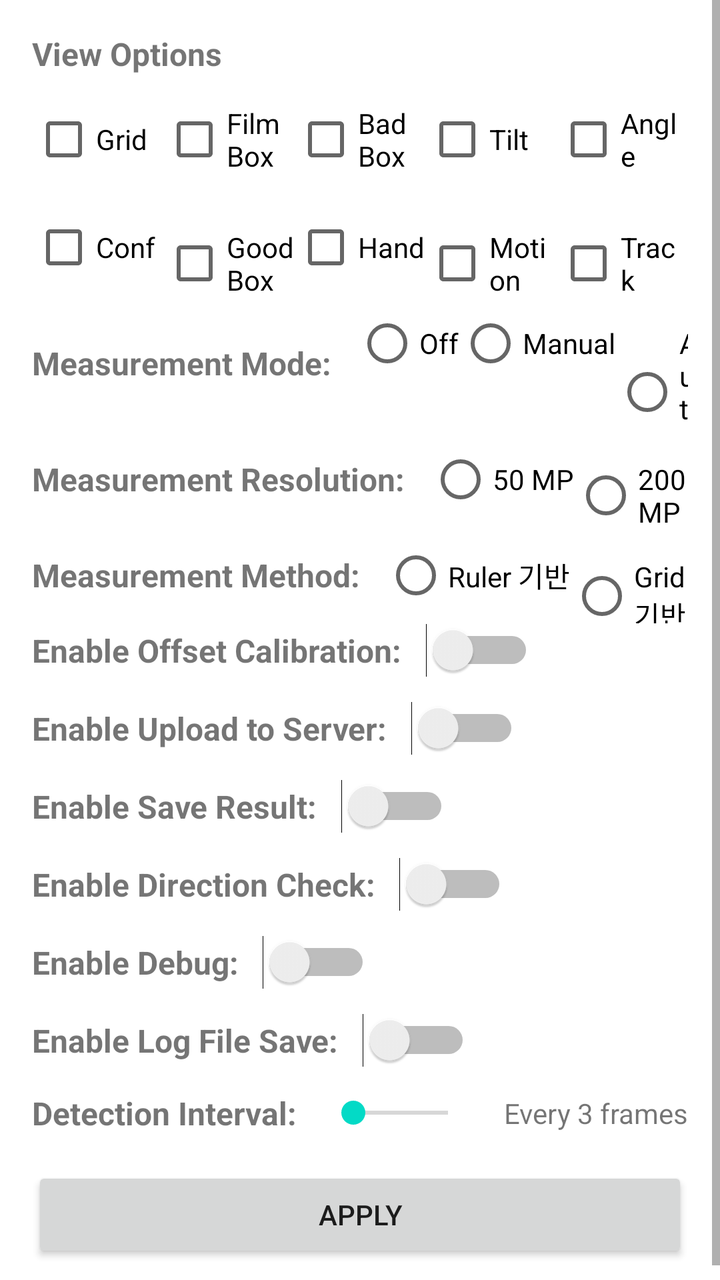
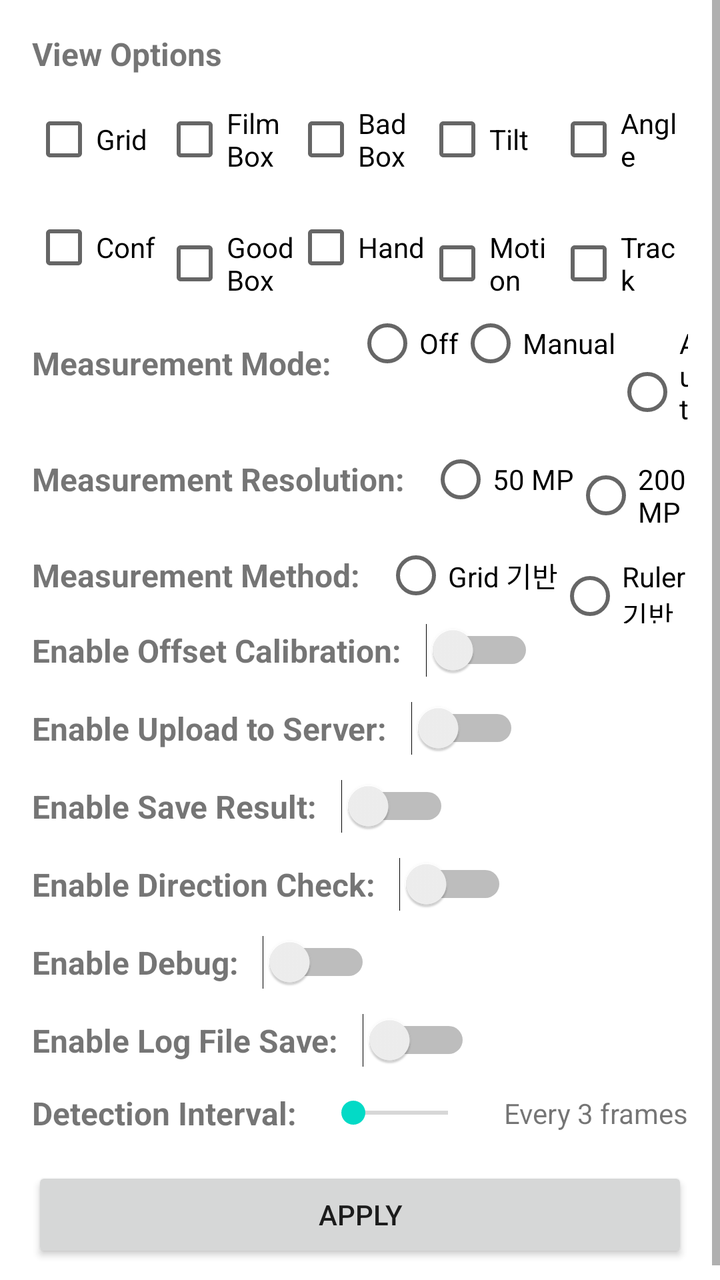

An Android layout rendered at two revisions. The XML below is the earlier revision; the diff shows what the commit changed to produce the second picture.
<!-- AndroidManifest.xml: activity theme Theme.AIRuler.Settings -->
<!-- res/layout/activity_settings.xml -->
<ScrollView xmlns:android="http://schemas.android.com/apk/res/android"
    android:layout_width="match_parent"
    android:layout_height="match_parent">

    <LinearLayout
        android:layout_width="match_parent"
        android:layout_height="wrap_content"
        android:orientation="vertical"
        android:padding="16dp">

        
        <TextView
            android:layout_width="match_parent"
            android:layout_height="wrap_content"
            android:paddingBottom="8dp"
            android:text="View Options"
            android:textSize="16sp"
            android:textStyle="bold" />

        
        <LinearLayout
            android:layout_width="match_parent"
            android:layout_height="wrap_content"
            android:orientation="horizontal"
            android:gravity="center_vertical">

            <CheckBox
                android:id="@+id/chkGrid"
                android:layout_width="0dp"
                android:layout_height="wrap_content"
                android:layout_weight="1"
                android:text="Grid" />

            <CheckBox
                android:id="@+id/chkFilmBox"
                android:layout_width="0dp"
                android:layout_height="wrap_content"
                android:layout_weight="1"
                android:text="Film Box" />

            <CheckBox
                android:id="@+id/chkBadBox"
                android:layout_width="0dp"
                android:layout_height="wrap_content"
                android:layout_weight="1"
                android:text="Bad Box" />

            <CheckBox
                android:id="@+id/chkTilt"
                android:layout_width="0dp"
                android:layout_height="wrap_content"
                android:layout_weight="1"
                android:text="Tilt" />

            <CheckBox
                android:id="@+id/chkAngle"
                android:layout_width="0dp"
                android:layout_height="wrap_content"
                android:layout_weight="1"
                android:text="Angle" />
        </LinearLayout>

        
        <LinearLayout
            android:layout_width="match_parent"
            android:layout_height="wrap_content"
            android:orientation="horizontal"
            android:layout_marginTop="6dp">

            <CheckBox
                android:id="@+id/chkConf"
                android:layout_width="0dp"
                android:layout_height="wrap_content"
                android:layout_weight="1"
                android:text="Conf" />

            <CheckBox
                android:id="@+id/chkGoodBox"
                android:layout_width="0dp"
                android:layout_height="wrap_content"
                android:layout_weight="1"
                android:text="Good Box" />

            <CheckBox
                android:id="@+id/chkHand"
                android:layout_width="0dp"
                android:layout_height="wrap_content"
                android:layout_weight="1"
                android:text="Hand" />

            <CheckBox
                android:id="@+id/chkMotion"
                android:layout_width="0dp"
                android:layout_height="wrap_content"
                android:layout_weight="1"
                android:text="Motion" />

            <CheckBox
                android:id="@+id/chkTrack"
                android:layout_width="0dp"
                android:layout_height="wrap_content"
                android:layout_weight="1"
                android:text="Track" />
        </LinearLayout>

        
        <LinearLayout
            android:layout_width="match_parent"
            android:layout_height="wrap_content"
            android:orientation="horizontal"
            android:gravity="center_vertical">

            <TextView
                android:layout_width="wrap_content"
                android:layout_height="wrap_content"
                android:layout_marginEnd="12dp"
                android:text="Measurement Mode:"
                android:textSize="16sp"
                android:textStyle="bold" />

            <RadioGroup
                android:id="@+id/rgMeasureMode"
                android:layout_width="wrap_content"
                android:layout_height="wrap_content"
                android:orientation="horizontal">

                <RadioButton
                    android:id="@+id/rbMeasureOff"
                    android:layout_width="wrap_content"
                    android:layout_height="wrap_content"
                    android:text="Off" />

                <RadioButton
                    android:id="@+id/rbMeasureManual"
                    android:layout_width="wrap_content"
                    android:layout_height="wrap_content"
                    android:text="Manual" />

                <RadioButton
                    android:id="@+id/rbMeasureAuto"
                    android:layout_width="wrap_content"
                    android:layout_height="wrap_content"
                    android:text="Auto" />
            </RadioGroup>
        </LinearLayout>

        
        <LinearLayout
        android:id="@+id/layoutCaptureMpRow"
            android:layout_width="match_parent"
            android:layout_height="wrap_content"
            android:orientation="horizontal"
            android:gravity="center_vertical">
            <TextView
                android:layout_width="wrap_content"
                android:layout_height="wrap_content"
                android:layout_marginEnd="12dp"
                android:text="Measurement Resolution:"
                android:textSize="16sp"
                android:textStyle="bold" />

            <RadioGroup
                android:id="@+id/rgCaptureMp"
                android:layout_width="wrap_content"
                android:layout_height="wrap_content"
                android:orientation="horizontal">

                <RadioButton
                    android:id="@+id/rbCapture50"
                    android:layout_width="wrap_content"
                    android:layout_height="wrap_content"
                    android:text="50 MP" />

                <RadioButton
                    android:id="@+id/rbCapture200"
                    android:layout_width="wrap_content"
                    android:layout_height="wrap_content"
                    android:text="200 MP" />
            </RadioGroup>
        </LinearLayout>

        
        <LinearLayout
            android:layout_width="match_parent"
            android:layout_height="wrap_content"
            android:orientation="horizontal"
            android:gravity="center_vertical">

            <TextView
                android:layout_width="wrap_content"
                android:layout_height="wrap_content"
                android:layout_marginEnd="12dp"
                android:text="Measurement Method:"
                android:textSize="16sp"
                android:textStyle="bold" />

            <RadioGroup
                android:id="@+id/rgMeasureMethod"
                android:layout_width="wrap_content"
                android:layout_height="wrap_content"
                android:orientation="horizontal">

                <RadioButton
                    android:id="@+id/rbMethodRuler"
                    android:layout_width="wrap_content"
                    android:layout_height="wrap_content"
                    android:text="Ruler 기반" />

                <RadioButton
                    android:id="@+id/rbMethodGrid"
                    android:layout_width="wrap_content"
                    android:layout_height="wrap_content"
                    android:text="Grid 기반" />
            </RadioGroup>
        </LinearLayout>

        
        <LinearLayout
            android:layout_width="match_parent"
            android:layout_height="wrap_content"
            android:orientation="horizontal"
            android:gravity="center_vertical"
            android:visibility="gone">

            <TextView
                android:layout_width="wrap_content"
                android:layout_height="wrap_content"
                android:layout_marginEnd="12dp"
                android:text="Tilt Detection Mode:"
                android:textSize="16sp"
                android:textStyle="bold" />

            <RadioGroup
                android:id="@+id/rgTiltMode"
                android:layout_width="wrap_content"
                android:layout_height="wrap_content"
                android:orientation="horizontal">

                <RadioButton
                    android:id="@+id/radioTiltNone"
                    android:layout_width="wrap_content"
                    android:layout_height="wrap_content"
                    android:text="None" />

                <RadioButton
                    android:id="@+id/radioTiltHough"
                    android:layout_width="wrap_content"
                    android:layout_height="wrap_content"
                    android:text="Hough" />
            </RadioGroup>
        </LinearLayout>

        
        <LinearLayout
            android:layout_width="match_parent"
            android:layout_height="wrap_content"
            android:orientation="horizontal"
            android:gravity="center_vertical">

            <TextView
                android:layout_width="wrap_content"
                android:layout_height="wrap_content"
                android:layout_marginEnd="12dp"
                android:text="Enable Offset Calibration:"
                android:textSize="16sp"
                android:textStyle="bold" />

            <Switch
                android:id="@+id/switchOffsetCalibration"
                android:layout_width="wrap_content"
                android:layout_height="wrap_content"
                android:text="" />
        </LinearLayout>

        
        <LinearLayout
            android:layout_width="match_parent"
            android:layout_height="wrap_content"
            android:layout_marginTop="12dp"
            android:orientation="horizontal"
            android:gravity="center_vertical">

            <TextView
                android:layout_width="wrap_content"
                android:layout_height="wrap_content"
                android:layout_marginEnd="12dp"
                android:text="Enable Upload to Server:"
                android:textSize="16sp"
                android:textStyle="bold" />

            <Switch
                android:id="@+id/switchUploadToServer"
                android:layout_width="wrap_content"
                android:layout_height="wrap_content"
                android:text="" />
        </LinearLayout>

        
        <LinearLayout
            android:layout_width="match_parent"
            android:layout_height="wrap_content"
            android:layout_marginTop="12dp"
            android:orientation="horizontal"
            android:gravity="center_vertical">

            <TextView
                android:layout_width="wrap_content"
                android:layout_height="wrap_content"
                android:layout_marginEnd="12dp"
                android:text="Enable Save Result:"
                android:textSize="16sp"
                android:textStyle="bold" />

            <Switch
                android:id="@+id/switchSaveResult"
                android:layout_width="wrap_content"
                android:layout_height="wrap_content"
                android:text="" />
        </LinearLayout>

        
        <LinearLayout
            android:layout_width="match_parent"
            android:layout_height="wrap_content"
            android:layout_marginTop="12dp"
            android:orientation="horizontal"
            android:gravity="center_vertical">

            <TextView
                android:layout_width="wrap_content"
                android:layout_height="wrap_content"
                android:layout_marginEnd="12dp"
                android:text="Enable Direction Check:"
                android:textSize="16sp"
                android:textStyle="bold" />

            <Switch
                android:id="@+id/switchDirectionCheck"
                android:layout_width="wrap_content"
                android:layout_height="wrap_content"
                android:text="" />
        </LinearLayout>

        
        <LinearLayout
            android:layout_width="match_parent"
            android:layout_height="wrap_content"
            android:layout_marginTop="12dp"
            android:orientation="horizontal"
            android:gravity="center_vertical">

            <TextView
                android:layout_width="wrap_content"
                android:layout_height="wrap_content"
                android:layout_marginEnd="12dp"
                android:text="Enable Debug:"
                android:textSize="16sp"
                android:textStyle="bold" />

            <Switch
                android:id="@+id/switchDebug"
                android:layout_width="wrap_content"
                android:layout_height="wrap_content"
                android:text="" />
        </LinearLayout>

        
        <LinearLayout
            android:layout_width="match_parent"
            android:layout_height="wrap_content"
            android:layout_marginTop="12dp"
            android:orientation="horizontal"
            android:gravity="center_vertical">

            <TextView
                android:layout_width="wrap_content"
                android:layout_height="wrap_content"
                android:layout_marginEnd="12dp"
                android:text="Enable Log File Save:"
                android:textSize="16sp"
                android:textStyle="bold" />

            <Switch
                android:id="@+id/switchLogFileSave"
                android:layout_width="wrap_content"
                android:layout_height="wrap_content"
                android:text="" />
        </LinearLayout>


        
        <LinearLayout
            android:layout_width="match_parent"
            android:layout_height="wrap_content"
            android:layout_marginTop="12dp"
            android:orientation="horizontal"
            android:gravity="center_vertical">

            <TextView
                android:layout_width="wrap_content"
                android:layout_height="wrap_content"
                android:layout_marginEnd="12dp"
                android:text="Detection Interval:"
                android:textSize="16sp"
                android:textStyle="bold" />

            <SeekBar
                android:id="@+id/seekYoloInterval"
                android:layout_width="0dp"
                android:layout_height="wrap_content"
                android:layout_weight="1"
                android:max="9" />

            <TextView
                android:id="@+id/txtYoloIntervalLabel"
                android:layout_width="wrap_content"
                android:layout_height="wrap_content"
                android:layout_marginStart="12dp"
                android:text="Every 3 frames" />
        </LinearLayout>

        
        <LinearLayout
            android:layout_width="match_parent"
            android:layout_height="wrap_content"
            android:layout_marginTop="12dp"
            android:orientation="horizontal"
            android:gravity="center_vertical"
            android:visibility="gone">

            <TextView
                android:layout_width="wrap_content"
                android:layout_height="wrap_content"
                android:layout_marginEnd="12dp"
                android:text="Preview Resolution:"
                android:textSize="16sp"
                android:textStyle="bold" />

            <Spinner
                android:id="@+id/spinnerPreview"
                android:layout_width="0dp"
                android:layout_height="wrap_content"
                android:layout_weight="1" />
        </LinearLayout>

        <Button
            android:id="@+id/btnApply"
            android:layout_width="match_parent"
            android:layout_height="wrap_content"
            android:layout_marginTop="16dp"
            android:text="Apply" />

    </LinearLayout>
</ScrollView>
<!-- resources referenced by this layout -->
<resources>
  <style name="Theme.AIRuler.Settings" parent="Theme.MaterialComponents.DayNight.NoActionBar">
          <item name="android:statusBarColor">#424242</item>
      </style>
</resources>

<!-- the commit's change to res/layout/activity_settings.xml (unified diff, before → after) -->
@@ -201,16 +201,16 @@
                 android:orientation="horizontal">
 
                 <RadioButton
+                    android:id="@+id/rbMethodGrid"
+                    android:layout_width="wrap_content"
+                    android:layout_height="wrap_content"
+                    android:text="Grid 기반" />
+
+                <RadioButton
                     android:id="@+id/rbMethodRuler"
                     android:layout_width="wrap_content"
                     android:layout_height="wrap_content"
                     android:text="Ruler 기반" />
-
-                <RadioButton
-                    android:id="@+id/rbMethodGrid"
-                    android:layout_width="wrap_content"
-                    android:layout_height="wrap_content"
-                    android:text="Grid 기반" />
             </RadioGroup>
         </LinearLayout>
 
